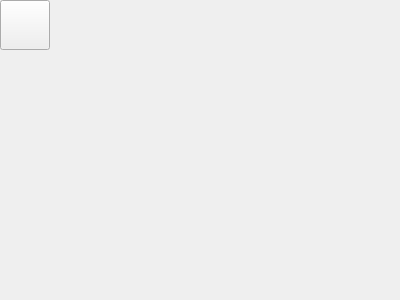
Old version of the form View/Music/musicpage.ui in the repository yuzcat01/VehicleControl.
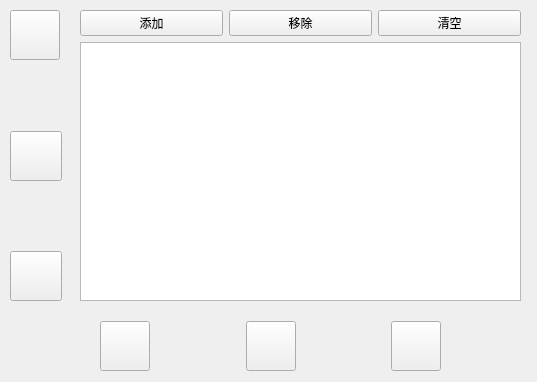
New version of the form. Icons and pictures are not drawn.

Commit message: 添加媒体组件，音乐界面设计

Patch:
```diff
--- a/View/Music/musicpage.ui
+++ b/View/Music/musicpage.ui
@@ -6,37 +6,360 @@
    <rect>
     <x>0</x>
     <y>0</y>
-    <width>400</width>
-    <height>300</height>
+    <width>537</width>
+    <height>382</height>
    </rect>
   </property>
   <property name="windowTitle">
    <string>Form</string>
   </property>
-  <widget class="QPushButton" name="backToHome">
+  <widget class="QWidget" name="horizontalLayoutWidget">
    <property name="geometry">
     <rect>
-     <x>0</x>
-     <y>0</y>
-     <width>50</width>
-     <height>50</height>
+     <x>10</x>
+     <y>320</y>
+     <width>521</width>
+     <height>52</height>
     </rect>
    </property>
-   <property name="styleSheet">
-    <string notr="true">color : rgb(255, 255, 255)</string>
+   <layout class="QHBoxLayout" name="horizontalLayout">
+    <item>
+     <spacer name="horizontalSpacer_3">
+      <property name="orientation">
+       <enum>Qt::Orientation::Horizontal</enum>
+      </property>
+      <property name="sizeHint" stdset="0">
+       <size>
+        <width>40</width>
+        <height>20</height>
+       </size>
+      </property>
+     </spacer>
+    </item>
+    <item>
+     <widget class="QPushButton" name="previousBtn">
+      <property name="minimumSize">
+       <size>
+        <width>50</width>
+        <height>50</height>
+       </size>
+      </property>
+      <property name="styleSheet">
+       <string notr="true">color : rgb(255, 255, 255)</string>
+      </property>
+      <property name="text">
+       <string/>
+      </property>
+      <property name="icon">
+       <iconset theme="QIcon::ThemeIcon::GoPrevious"/>
+      </property>
+      <property name="iconSize">
+       <size>
+        <width>20</width>
+        <height>20</height>
+       </size>
+      </property>
+     </widget>
+    </item>
+    <item>
+     <spacer name="horizontalSpacer_2">
+      <property name="orientation">
+       <enum>Qt::Orientation::Horizontal</enum>
+      </property>
+      <property name="sizeHint" stdset="0">
+       <size>
+        <width>40</width>
+        <height>20</height>
+       </size>
+      </property>
+     </spacer>
+    </item>
+    <item>
+     <widget class="QPushButton" name="playBtn">
+      <property name="minimumSize">
+       <size>
+        <width>50</width>
+        <height>50</height>
+       </size>
+      </property>
+      <property name="styleSheet">
+       <string notr="true">color : rgb(255, 255, 255)</string>
+      </property>
+      <property name="text">
+       <string/>
+      </property>
+      <property name="icon">
+       <iconset theme="QIcon::ThemeIcon::MediaPlaybackStart"/>
+      </property>
+      <property name="iconSize">
+       <size>
+        <width>20</width>
+        <height>20</height>
+       </size>
+      </property>
+     </widget>
+    </item>
+    <item>
+     <spacer name="horizontalSpacer">
+      <property name="orientation">
+       <enum>Qt::Orientation::Horizontal</enum>
+      </property>
+      <property name="sizeHint" stdset="0">
+       <size>
+        <width>40</width>
+        <height>20</height>
+       </size>
+      </property>
+     </spacer>
+    </item>
+    <item>
+     <widget class="QPushButton" name="nextBtn">
+      <property name="minimumSize">
+       <size>
+        <width>50</width>
+        <height>50</height>
+       </size>
+      </property>
+      <property name="styleSheet">
+       <string notr="true">color : rgb(255, 255, 255)</string>
+      </property>
+      <property name="text">
+       <string/>
+      </property>
+      <property name="icon">
+       <iconset theme="QIcon::ThemeIcon::GoNext"/>
+      </property>
+      <property name="iconSize">
+       <size>
+        <width>20</width>
+        <height>20</height>
+       </size>
+      </property>
+     </widget>
+    </item>
+    <item>
+     <spacer name="horizontalSpacer_4">
+      <property name="orientation">
+       <enum>Qt::Orientation::Horizontal</enum>
+      </property>
+      <property name="sizeHint" stdset="0">
+       <size>
+        <width>40</width>
+        <height>20</height>
+       </size>
+      </property>
+     </spacer>
+    </item>
+   </layout>
+  </widget>
+  <widget class="QWidget" name="verticalLayoutWidget">
+   <property name="geometry">
+    <rect>
+     <x>10</x>
+     <y>10</y>
+     <width>52</width>
+     <height>291</height>
+    </rect>
    </property>
-   <property name="text">
-    <string/>
+   <layout class="QVBoxLayout" name="verticalLayout">
+    <property name="sizeConstraint">
+     <enum>QLayout::SizeConstraint::SetDefaultConstraint</enum>
+    </property>
+    <item>
+     <widget class="QPushButton" name="backToHome">
+      <property name="sizePolicy">
+       <sizepolicy hsizetype="Minimum" vsizetype="Minimum">
+        <horstretch>0</horstretch>
+        <verstretch>0</verstretch>
+       </sizepolicy>
+      </property>
+      <property name="minimumSize">
+       <size>
+        <width>50</width>
+        <height>50</height>
+       </size>
+      </property>
+      <property name="maximumSize">
+       <size>
+        <width>50</width>
+        <height>50</height>
+       </size>
+      </property>
+      <property name="layoutDirection">
+       <enum>Qt::LayoutDirection::LeftToRight</enum>
+      </property>
+      <property name="styleSheet">
+       <string notr="true">color : rgb(255, 255, 255)</string>
+      </property>
+      <property name="text">
+       <string/>
+      </property>
+      <property name="icon">
+       <iconset theme="QIcon::ThemeIcon::EditUndo"/>
+      </property>
+      <property name="iconSize">
+       <size>
+        <width>20</width>
+        <height>20</height>
+       </size>
+      </property>
+     </widget>
+    </item>
+    <item>
+     <spacer name="verticalSpacer">
+      <property name="orientation">
+       <enum>Qt::Orientation::Vertical</enum>
+      </property>
+      <property name="sizeHint" stdset="0">
+       <size>
+        <width>20</width>
+        <height>40</height>
+       </size>
+      </property>
+     </spacer>
+    </item>
+    <item>
+     <widget class="QPushButton" name="musicListBtn">
+      <property name="minimumSize">
+       <size>
+        <width>50</width>
+        <height>50</height>
+       </size>
+      </property>
+      <property name="styleSheet">
+       <string notr="true">color : rgb(255, 255, 255)</string>
+      </property>
+      <property name="text">
+       <string/>
+      </property>
+      <property name="icon">
+       <iconset theme="QIcon::ThemeIcon::FormatTextDirectionLtr"/>
+      </property>
+      <property name="iconSize">
+       <size>
+        <width>20</width>
+        <height>20</height>
+       </size>
+      </property>
+     </widget>
+    </item>
+    <item>
+     <spacer name="verticalSpacer_2">
+      <property name="orientation">
+       <enum>Qt::Orientation::Vertical</enum>
+      </property>
+      <property name="sizeHint" stdset="0">
+       <size>
+        <width>20</width>
+        <height>40</height>
+       </size>
+      </property>
+     </spacer>
+    </item>
+    <item>
+     <widget class="QPushButton" name="musicBtn">
+      <property name="minimumSize">
+       <size>
+        <width>50</width>
+        <height>50</height>
+       </size>
+      </property>
+      <property name="styleSheet">
+       <string notr="true">color : rgb(255, 255, 255)</string>
+      </property>
+      <property name="text">
+       <string/>
+      </property>
+      <property name="icon">
+       <iconset theme="QIcon::ThemeIcon::FormatTextDirectionLtr"/>
+      </property>
+      <property name="iconSize">
+       <size>
+        <width>20</width>
+        <height>20</height>
+       </size>
+      </property>
+     </widget>
+    </item>
+   </layout>
+  </widget>
+  <widget class="QStackedWidget" name="stackedWidget">
+   <property name="geometry">
+    <rect>
+     <x>80</x>
+     <y>10</y>
+     <width>451</width>
+     <height>291</height>
+    </rect>
    </property>
    <property name="icon">
     <iconset theme="QIcon::ThemeIcon::EditUndo"/>
    </property>
-   <property name="iconSize">
-    <size>
-     <width>20</width>
-     <height>20</height>
-    </size>
-   </property>
+   <widget class="QWidget" name="musicListPage">
+    <widget class="QWidget" name="layoutWidget">
+     <property name="geometry">
+      <rect>
+       <x>0</x>
+       <y>0</y>
+       <width>441</width>
+       <height>291</height>
+      </rect>
+     </property>
+     <layout class="QVBoxLayout" name="verticalLayout_2">
+      <item>
+       <layout class="QHBoxLayout" name="horizontalLayout_3">
+        <item>
+         <widget class="QPushButton" name="addBtn">
+          <property name="text">
+           <string>添加</string>
+          </property>
+          <property name="icon">
+           <iconset>
+            <normaloff>:/images/images/316.bmp</normaloff>:/images/images/316.bmp</iconset>
+          </property>
+         </widget>
+        </item>
+        <item>
+         <widget class="QPushButton" name="removeBtn">
+          <property name="text">
+           <string>移除</string>
+          </property>
+          <property name="icon">
+           <iconset>
+            <normaloff>:/images/images/318.bmp</normaloff>:/images/images/318.bmp</iconset>
+          </property>
+         </widget>
+        </item>
+        <item>
+         <widget class="QPushButton" name="clearBtn">
+          <property name="text">
+           <string>清空</string>
+          </property>
+          <property name="icon">
+           <iconset>
+            <normaloff>:/images/images/214.bmp</normaloff>:/images/images/214.bmp</iconset>
+          </property>
+         </widget>
+        </item>
+       </layout>
+      </item>
+      <item>
+       <widget class="QListWidget" name="MusicList">
+        <property name="editTriggers">
+         <set>QAbstractItemView::EditTrigger::NoEditTriggers</set>
+        </property>
+        <property name="dragEnabled">
+         <bool>true</bool>
+        </property>
+        <property name="dragDropMode">
+         <enum>QAbstractItemView::DragDropMode::InternalMove</enum>
+        </property>
+       </widget>
+      </item>
+     </layout>
+    </widget>
+   </widget>
+   <widget class="QWidget" name="page_2"/>
   </widget>
  </widget>
  <resources/>
```
Left out of the diff: 4 changed lines with no effect on the pictures. The commit also changes 3 other files.
